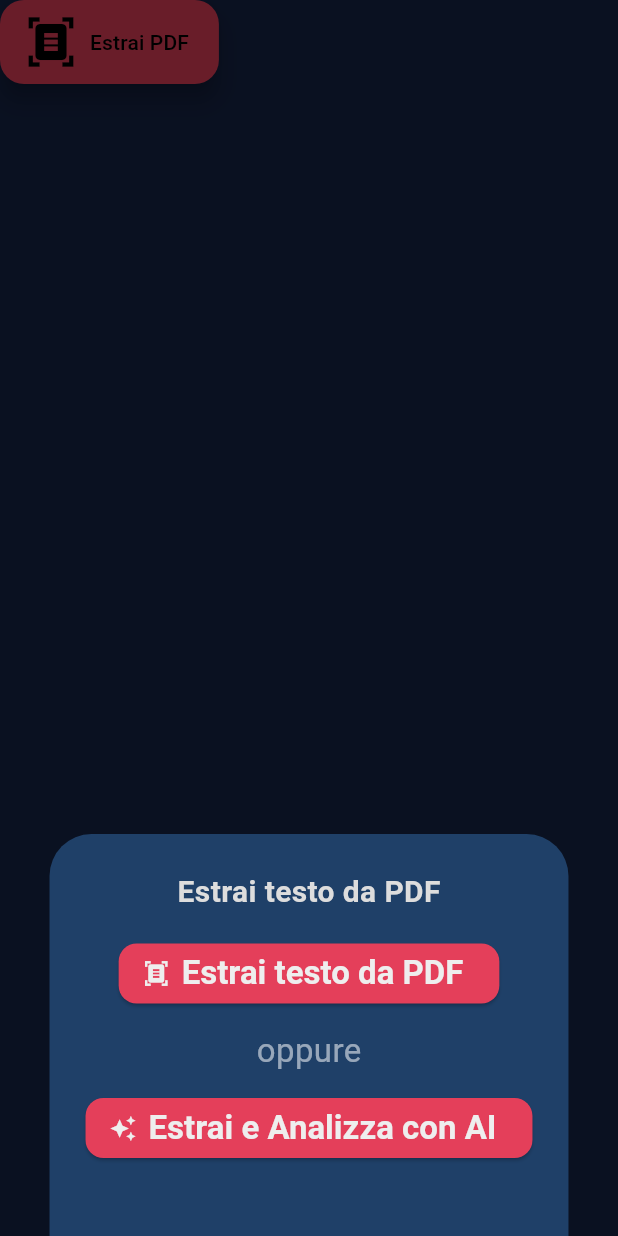
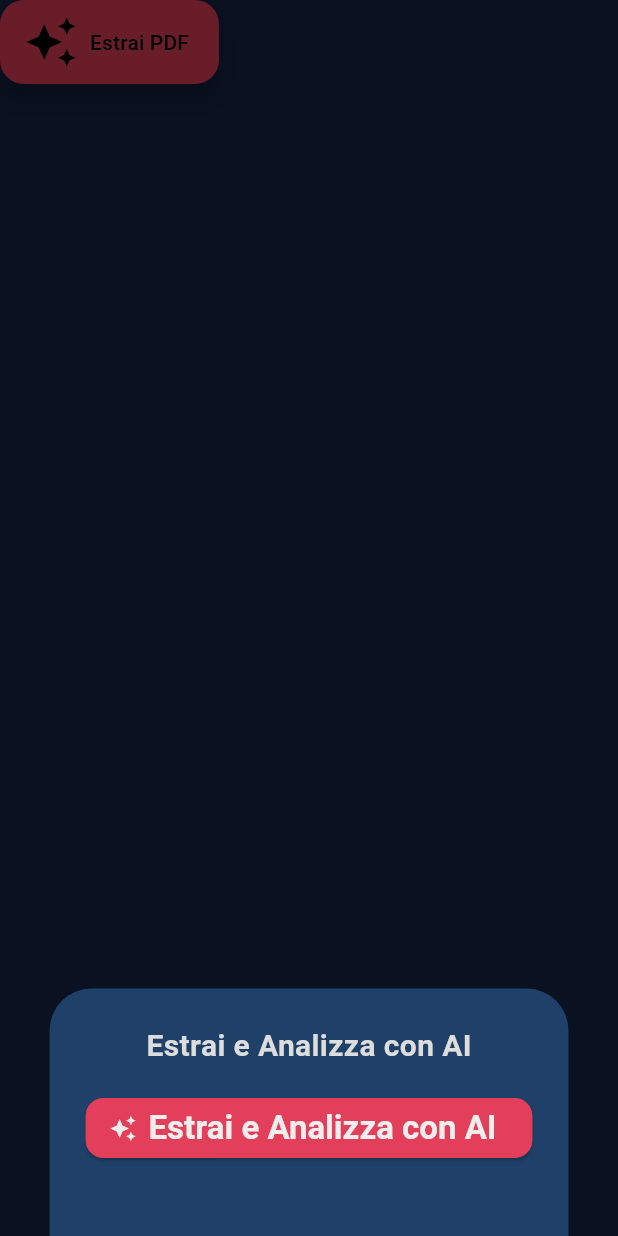
Before and after one commit to DiBiase123/WebDocuments_frontend, a Flutter app: the DashboardExtractFab widget shown alone on an empty page, opened directly with empty values, after a tap on "Estrai PDF", on a phone screen of 412 x 824 dp. Run offline on Flutter 3.47's test engine with Material 3 defaults, Android fonts, the phone set to English and light mode, and no system bars; our stand-ins replace dio, file_picker, go_router, shared_preferences; missing offline and left inert: universal_html; accounts and stored records are empty; network calls fail.

Commit message:
feat: skip form intermedio, estrazione AI diretta al form documento

```diff
--- a/lib/screens/widgets/widgets_dashboard/dashboard_extract_fab.dart
+++ b/lib/screens/widgets/widgets_dashboard/dashboard_extract_fab.dart
@@ -1,16 +1,10 @@
 import 'package:flutter/material.dart';
-import 'package:webdocuments/screens/widgets/widgets_extract/extract_button.dart';
 import 'package:webdocuments/screens/widgets/widgets_extract/extract_ai_button.dart';
 
 class DashboardExtractFab extends StatelessWidget {
-  final Function(String) onTextExtracted;
   final Function(Map<String, String>, List<int>, String) onDataExtracted;
 
-  const DashboardExtractFab({
-    super.key,
-    required this.onTextExtracted,
-    required this.onDataExtracted,
-  });
+  const DashboardExtractFab({super.key, required this.onDataExtracted});
 
   @override
   Widget build(BuildContext context) {
@@ -24,19 +18,10 @@ class DashboardExtractFab extends StatelessWidget {
               mainAxisSize: MainAxisSize.min,
               children: [
                 const Text(
-                  'Estrai testo da PDF',
+                  'Estrai e Analizza con AI',
                   style: TextStyle(fontSize: 20, fontWeight: FontWeight.bold),
                 ),
                 const SizedBox(height: 16),
-                ExtractButton(
-                  onTextExtracted: (text) {
-                    Navigator.pop(ctx);
-                    onTextExtracted(text);
-                  },
-                ),
-                const SizedBox(height: 12),
-                const Text('oppure', style: TextStyle(color: Colors.white54)),
-                const SizedBox(height: 12),
                 ExtractAiButton(
                   onDataExtracted: (data, bytes, fileName) {
                     Navigator.pop(ctx);
@@ -49,7 +34,7 @@ class DashboardExtractFab extends StatelessWidget {
           ),
         );
       },
-      icon: const Icon(Icons.document_scanner),
+      icon: const Icon(Icons.auto_awesome),
       label: const Text('Estrai PDF'),
     );
   }
```
Also changed, not shown: lib/screens/webdocuments_dashboard.dart (+3 -66 lines).
